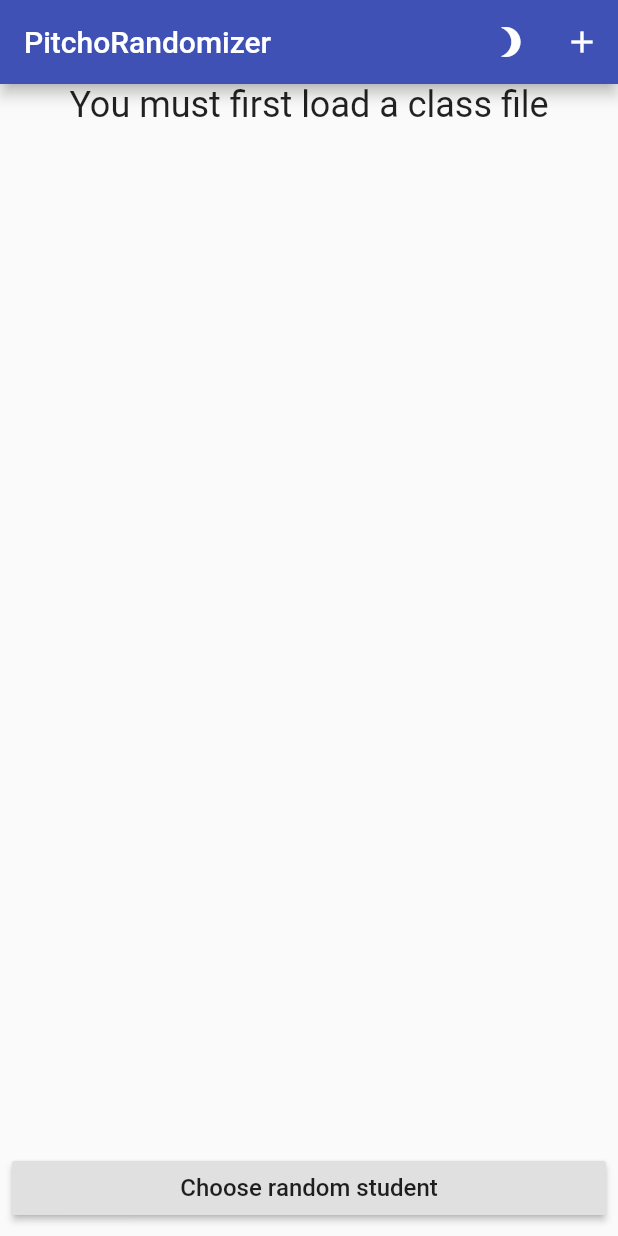
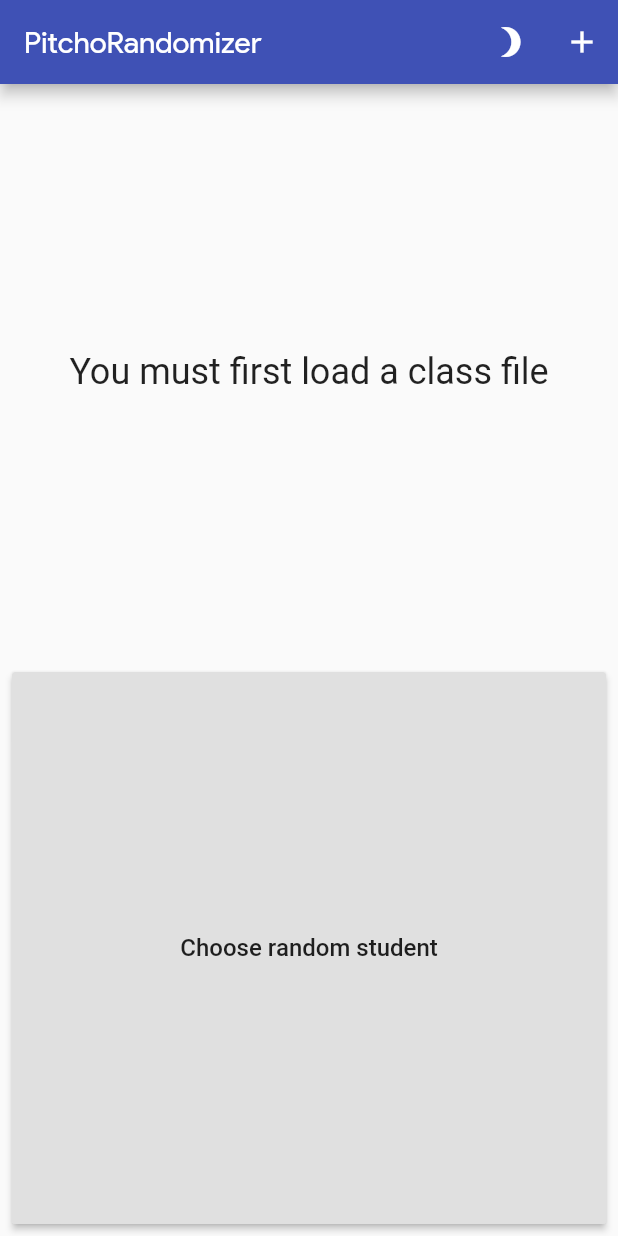
Before and after one commit to al20ov/project_pitcho, a Flutter app: the screen it shows after launch, after a tap on "Choose random student", on a phone screen of 412 x 824 dp. Run offline on Flutter 3.47's test engine with Material 2 defaults, Android fonts, the phone set to English and light mode, and no system bars; our stand-ins replace file_picker.

Commit message:
[ADD]: Added product sans font for appbar

```diff
--- a/lib/main.dart
+++ b/lib/main.dart
@@ -25,14 +25,14 @@ class MyAppState extends State<MyApp> {
       title: 'PitchoRandomizer',
       home: Scaffold(
           appBar: AppBar(
-            title: Text('PitchoRandomizer'),
+            title: Text('PitchoRandomizer', style: TextStyle(fontFamily: 'ProductSans'),),
             actions: <Widget>[
               IconButton(
-                icon: Icon(darkMode == true ? Icons.wb_sunny : Icons.brightness_3),
+                icon: Icon(
+                    darkMode == true ? Icons.wb_sunny : Icons.brightness_3),
                 onPressed: () {
                   darkMode = !darkMode;
-                  setState(() {
-                  });
+                  setState(() {});
                 },
               ),
               IconButton(
@@ -62,12 +62,14 @@ class HomeState extends State<Home> {
   Widget build(BuildContext context) {
     return Column(
       children: <Widget>[
-        Center(
-            child: Text(
+        Expanded(
+            child: Center(
+                child: Text(
           student == null ? "null" : student,
           style: TextStyle(fontSize: 24.0),
-        )),
-        Padding(
+        ))),
+        Expanded(
+            child: Padding(
           padding: EdgeInsets.all(8.0),
           child: RaisedButton(
             child: Text(
@@ -80,9 +82,9 @@ class HomeState extends State<Home> {
               });
             },
           ),
-        )
+        ))
       ],
-      mainAxisAlignment: MainAxisAlignment.spaceBetween,
+      mainAxisAlignment: MainAxisAlignment.spaceEvenly,
       crossAxisAlignment: CrossAxisAlignment.stretch,
     );
   }
```
Also changed, not shown: pubspec.yaml (+6 -10 lines), fonts/ProductSansBold.ttf (added), fonts/ProductSansRegular.ttf (added).
